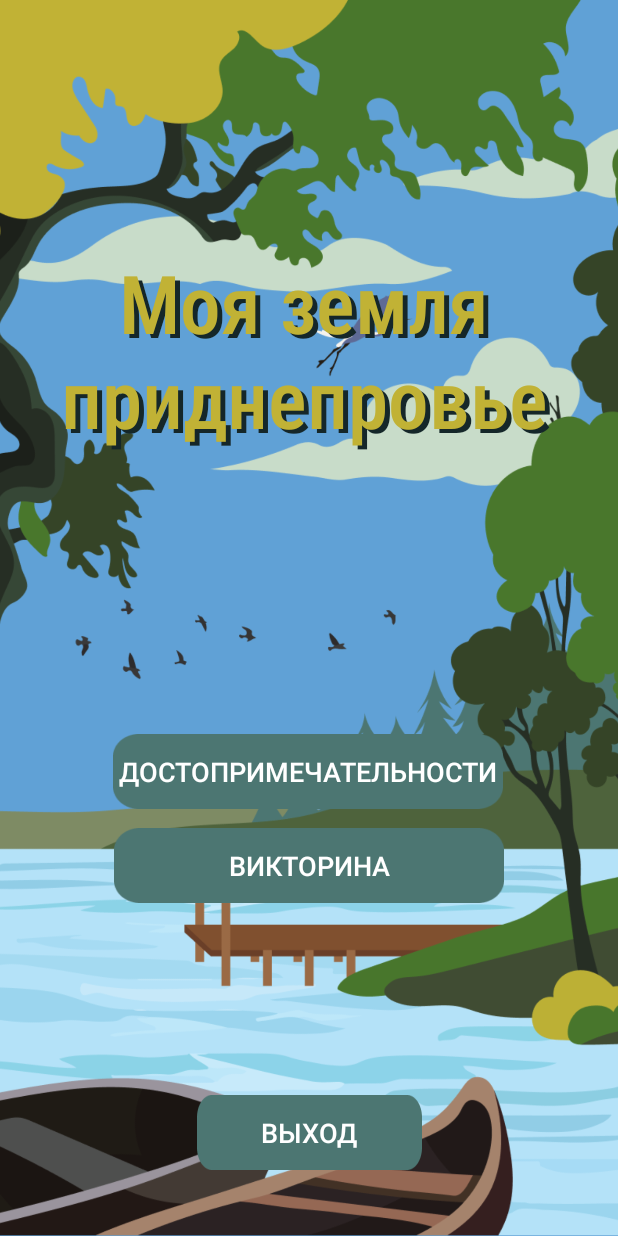
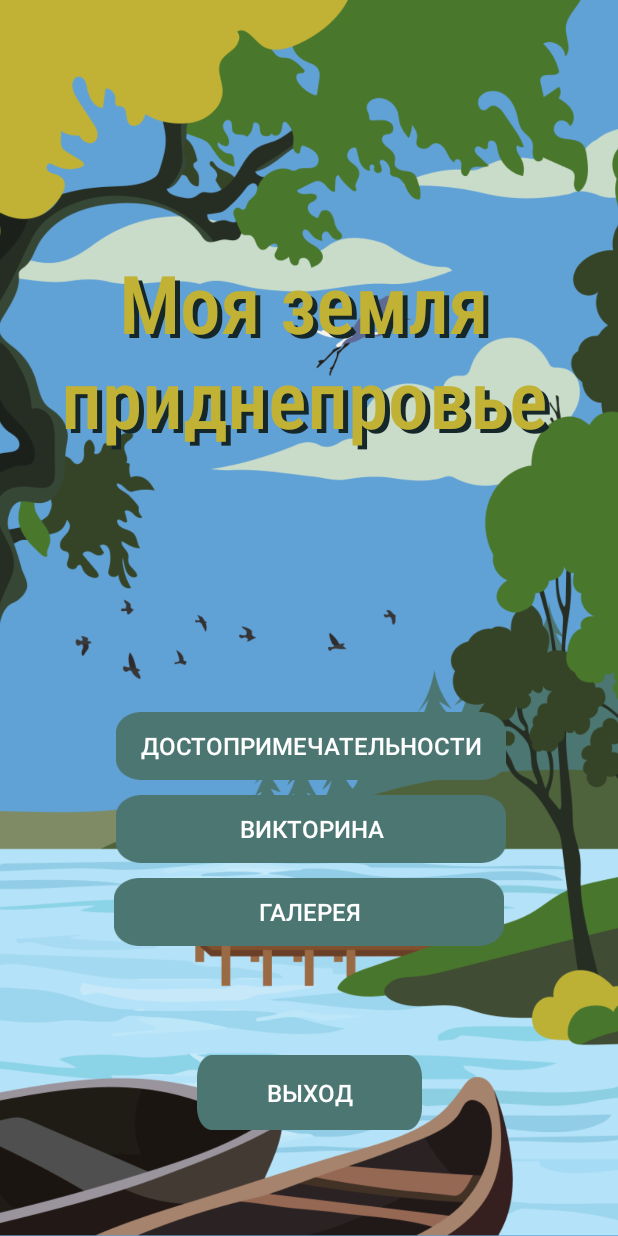
Before and after one commit to Dimalipay/Attraction, an Android app: the GameLevels screen opened directly, with no data from a screen before it, after a tap on an icon or button, on a phone screen of 412 x 824 dp. Run offline under Robolectric (Android 15) with nearby library versions, the phone set to English and light mode, and no system bars.

Commit message:
add scrollview, no slider, quiz finish, video link add

```diff
--- a/app/src/main/java/com/example/attraction/GameLevels.java
+++ b/app/src/main/java/com/example/attraction/GameLevels.java
@@ -38,16 +38,18 @@ public class GameLevels extends AppCompatActivity {
                 "\n" +
                 "После реформы 1870 года в ратуше разместились отдельные службы городской управы. Во время нахождения в Могилеве Ставки Верховного Главнокомандующего здесь находилась военная радиостанция. Позднее башня ратуши использовалась как пожарная вышка города.\n" +
                 "\n" +
-                "В 1957-м ратушу, пострадавшую в годы Великой Отечественной войны, взорвали, но в начале ХХI века ее удалось восстановить на прежнем месте по старым чертежам. Строительство было завершено в 2008 году. Теперь в ратуше находится Музей истории Могилева."));
-        arrayList.add(new Model(R.drawable.object_two, "Памятник Бобру", "информация2"));
-        arrayList.add(new Model(R.drawable.object_three, "Бобруйская крепость", "информация3"));
-        arrayList.add(new Model(R.drawable.object_four, "Костел Святого Станислава", "информация4"));
-        arrayList.add(new Model(R.drawable.object_five, "Буйничское поле", "информация5"));
-        arrayList.add(new Model(R.drawable.object_six, "Cвято-Никольский женский монастырь", "информация6"));
-        arrayList.add(new Model(R.drawable.object_seven, "Часовня в деревне Лесная", "информация7"));
-        arrayList.add(new Model(R.drawable.object_eight, "Площадь Звезд", "информация8"));
-        arrayList.add(new Model(R.drawable.object_nine, "Памятник-танк генералу Б.С.Бахарова", "информация9"));
-        arrayList.add(new Model(R.drawable.object_ten, "Скульптура Станционный смотритель", "информация10"));
+                "В 1957-м ратушу, пострадавшую в годы Великой Отечественной войны, взорвали, но в начале ХХI века ее удалось восстановить на прежнем месте по старым чертежам. Строительство было завершено в 2008 году. Теперь в ратуше находится Музей истории Могилева. \n" +
+                "\n" +
+                "Адрес: г. Могилёв, улица Ленинская, 1А", "https://www.youtube.com/watch?v=s6Pd5j0CnQo&t=95s&ab_channel=%D0%92%D0%B7%D0%B3%D0%BB%D1%8F%D0%B4"));
+        arrayList.add(new Model(R.drawable.object_two, "Памятник Бобру", "информация2", "https://www.youtube.com/watch?v=KXkUKRP6Fi0&ab_channel=%D0%91%D0%95%D0%9B%D0%90%D0%A0%D0%A3%D0%A1%D0%AC4%D0%9C%D0%BE%D0%B3%D0%B8%D0%BB%D0%B5%D0%B2"));
+        arrayList.add(new Model(R.drawable.object_three, "Бобруйская крепость", "информация3", "https://www.youtube.com/watch?v=e56ZqcRIEuQ&t=1s&ab_channel=%D0%A1%D0%B0%D0%BD%D0%B0%D1%82%D0%BE%D1%80%D0%B8%D0%B8%D0%91%D0%B5%D0%BB%D0%B0%D1%80%D1%83%D1%81%D0%B8"));
+        arrayList.add(new Model(R.drawable.object_four, "Костел Святого Станислава", "информация4", "https://www.youtube.com/watch?v=7ocQd6lE0nw"));
+        arrayList.add(new Model(R.drawable.object_five, "Буйничское поле", "информация5", "https://www.youtube.com/watch?v=2QbK1VTO63o"));
+        arrayList.add(new Model(R.drawable.object_six, "Cвято-Никольский женский монастырь", "информация6", "https://www.youtube.com/watch?v=L18ymMZGHgs"));
+        arrayList.add(new Model(R.drawable.object_seven, "Часовня в деревне Лесная", "информация7", "https://www.youtube.com/watch?v=Pr22T1QmHN4"));
+        arrayList.add(new Model(R.drawable.object_eight, "Площадь Звезд", "информация8", "https://www.youtube.com/watch?v=su3mUQJAZko"));
+        arrayList.add(new Model(R.drawable.object_nine, "Памятник-танк генералу Б.С.Бахарова", "информация9", "https://www.youtube.com/watch?v=GOZ98sK3ZmY"));
+        arrayList.add(new Model(R.drawable.object_ten, "Скульптура Станционный смотритель", "информация10", "https://www.youtube.com/shorts/-Oi6wpokPT8"));
 
         ModelRecycelrView modelRecycelrView = new ModelRecycelrView(this, arrayList);
         recyclerView.setAdapter(modelRecycelrView);
--- a/app/src/main/java/com/example/attraction/Model.java
+++ b/app/src/main/java/com/example/attraction/Model.java
@@ -5,11 +5,13 @@ public class Model {
     int image;
     String name;
     String info;
+    String video_url;
 
-    public Model(int image, String name, String info){
+    public Model(int image, String name, String info, String video_url){
         this.image = image;
         this.name = name;
         this.info = info;
+        this.video_url = video_url;
     }
 
     public int getImage() {
@@ -31,4 +33,8 @@ public class Model {
     public String getInfo() {return info; }
 
     public void setInfo(String info) {this.info = info; }
+
+    public String getVideo_url() {return video_url; }
+
+    public void setVideo_url(String video_url) {this.video_url = video_url; }
 }
--- a/app/src/main/java/com/example/attraction/ModelRecycelrView.java
+++ b/app/src/main/java/com/example/attraction/ModelRecycelrView.java
@@ -42,12 +42,11 @@ public class ModelRecycelrView extends RecyclerView.Adapter<ModelRecycelrView.Vi
         holder.cardView.setOnClickListener(new View.OnClickListener() {
             @Override
             public void onClick(View view) {
-                Toast.makeText(context, "Name"+position, Toast.LENGTH_LONG).show();
-
                 Intent intent = new Intent(context, MainActivity2.class);
                 intent.putExtra("Image", arrayList.get(position).getImage());
                 intent.putExtra("Name", arrayList.get(position).getName());
                 intent.putExtra("Info", arrayList.get(position).getInfo());
+                intent.putExtra("Video", arrayList.get(position).getVideo_url());
                 context.startActivity(intent);
             }
         });
--- a/app/src/main/res/layout/activity_main.xml
+++ b/app/src/main/res/layout/activity_main.xml
@@ -24,36 +24,52 @@
     <Button
         android:id="@+id/btn_start"
         android:layout_width="260dp"
-        android:layout_height="50dp"
+        android:layout_height="45dp"
         android:background="@drawable/btn_bg"
         android:gravity="center"
         android:shadowColor="@color/Blue"
         android:text="@string/button1"
-        android:textSize="18sp"
         android:textColor="@color/white"
+        android:textSize="16sp"
         app:layout_constraintBottom_toBottomOf="parent"
         app:layout_constraintEnd_toEndOf="parent"
-        app:layout_constraintHorizontal_bias="0.496"
+        app:layout_constraintHorizontal_bias="0.509"
         app:layout_constraintStart_toStartOf="parent"
         app:layout_constraintTop_toTopOf="parent"
-        app:layout_constraintVertical_bias="0.632" />
+        app:layout_constraintVertical_bias="0.61" />
+
+    <Button
+        android:id="@+id/button"
+        android:layout_width="260dp"
+        android:layout_height="45dp"
+        android:layout_marginTop="10dp"
+        android:text="@string/imageview"
+        android:textSize="16sp"
+        android:background="@drawable/btn_bg"
+        android:textColor="@color/white"
+        app:layout_constraintEnd_toEndOf="parent"
+        app:layout_constraintHorizontal_bias="0.501"
+        app:layout_constraintStart_toStartOf="parent"
+        app:layout_constraintTop_toBottomOf="@+id/button_quiz" />
 
     <Button
         android:id="@+id/button_quiz"
         android:layout_width="260dp"
-        android:layout_height="50dp"
+        android:layout_height="45dp"
+        android:layout_marginTop="10dp"
         android:layout_marginBottom="184dp"
         android:background="@drawable/btn_bg"
         android:gravity="center"
         android:shadowColor="#7B1FA2"
         android:text="@string/quiz"
-        android:textSize="18sp"
         android:textColor="@color/white"
+        android:textSize="16sp"
         app:layout_constraintBottom_toBottomOf="@+id/imageView6"
         app:layout_constraintEnd_toEndOf="parent"
+        app:layout_constraintHorizontal_bias="0.509"
         app:layout_constraintStart_toStartOf="parent"
         app:layout_constraintTop_toBottomOf="@+id/btn_start"
-        app:layout_constraintVertical_bias="0.253" />
+        app:layout_constraintVertical_bias="0.0" />
 
     <Button
         android:id="@+id/button_exit"
@@ -64,7 +80,7 @@
         android:gravity="center"
         android:shadowColor="#7B1FA2"
         android:text="@string/exit"
-        android:textSize="18sp"
+        android:textSize="16sp"
         android:textColor="@color/white"
         app:layout_constraintEnd_toEndOf="parent"
         app:layout_constraintStart_toStartOf="parent"
--- a/app/src/main/res/values/strings.xml
+++ b/app/src/main/res/values/strings.xml
@@ -11,6 +11,8 @@
     <string name="title_name">Моя земля приднепровье</string>
     <string name="title_name_app">Моя земля</string>
     <string name="kratk_info">Об объекте</string>
+    <string name="video">Видео</string>
+    <string name="imageview">Галерея</string>
 
     <string name="attraction_1">Могилёвская ратуша</string>
     <string name="attraction_1_kr">тут должны быть краткая информация</string>
```
Also changed, not shown: app/src/main/java/com/example/attraction/MainActivity2.java (+20 -0 lines), app/src/main/res/layout/activity_main2.xml (+16 -0 lines).
